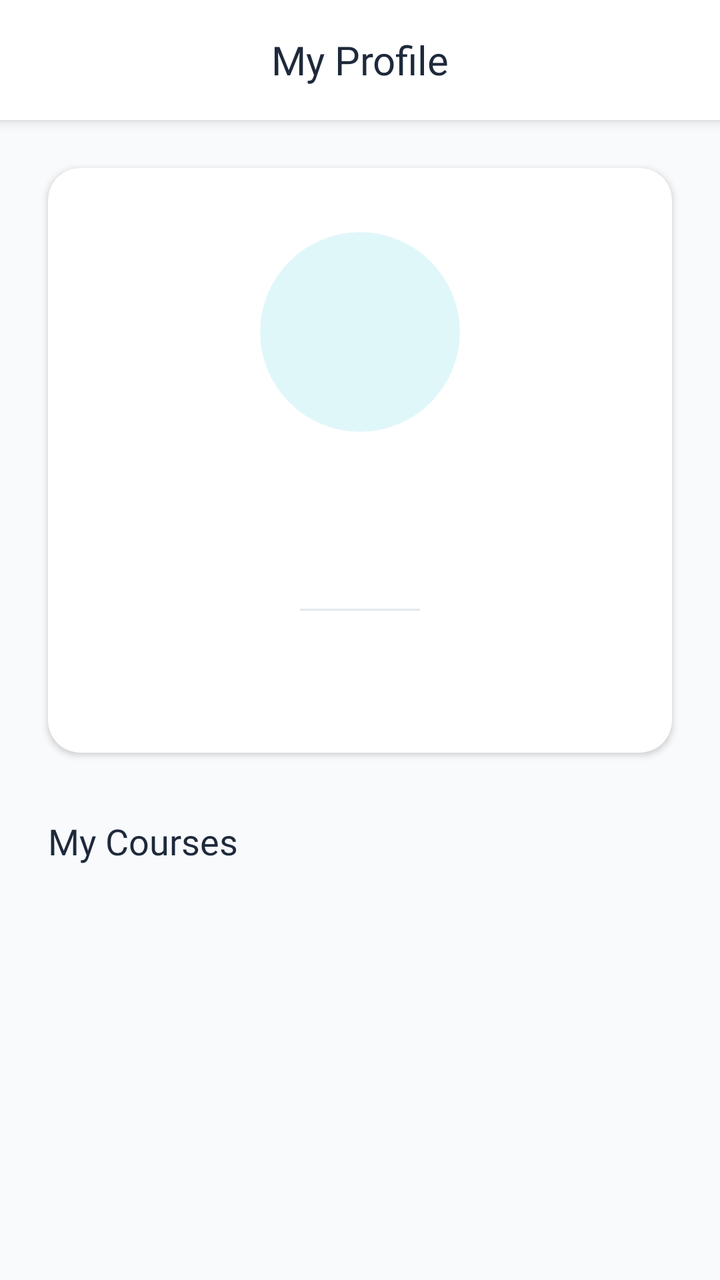
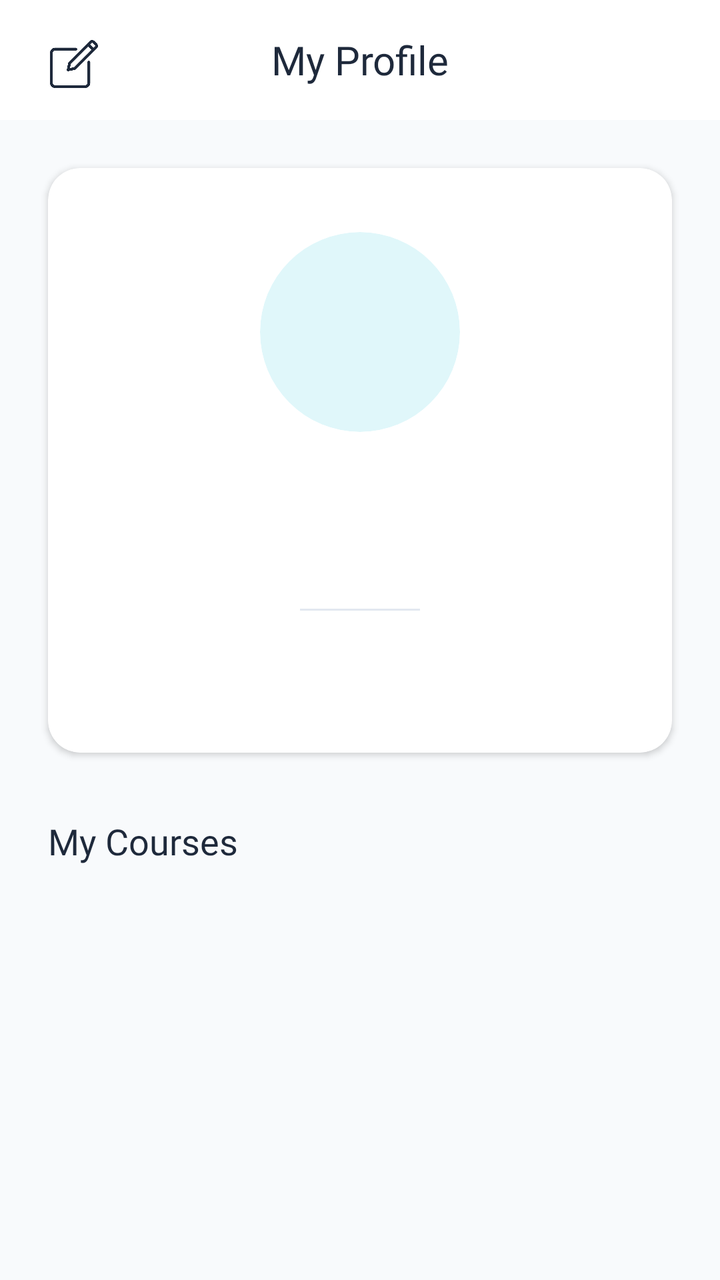

The first picture is an Android layout as it rendered before a commit; the second is the same layout after the commit. The layout source and the unified diff follow.
<!-- AndroidManifest.xml: application theme Theme.StudyShare -->
<!-- res/layout/profile_page.xml -->
<?xml version="1.0" encoding="utf-8"?>
<androidx.constraintlayout.widget.ConstraintLayout
    xmlns:android="http://schemas.android.com/apk/res/android"
    xmlns:app="http://schemas.android.com/apk/res-auto"
    xmlns:tools="http://schemas.android.com/tools"
    android:layout_width="match_parent"
    android:layout_height="match_parent"
    android:background="#F8FAFC">

    <TextView
        android:id="@+id/profileHeaderTv"
        android:layout_width="match_parent"
        android:layout_height="60dp"
        android:background="#FFFFFF"
        android:elevation="4dp"
        android:fontFamily="@font/roboto_bold"
        android:gravity="center"
        android:text="My Profile"
        android:textColor="#1E293B"
        android:textSize="20sp"
        app:layout_constraintTop_toTopOf="parent" />

    <androidx.core.widget.NestedScrollView
        android:layout_width="match_parent"
        android:layout_height="0dp"
        android:clipToPadding="false"
        android:fillViewport="true"
        app:layout_constraintBottom_toBottomOf="parent"
        app:layout_constraintTop_toBottomOf="@+id/profileHeaderTv">

        <LinearLayout
            android:layout_width="match_parent"
            android:layout_height="wrap_content"
            android:orientation="vertical"
            android:paddingBottom="40dp">

            <androidx.cardview.widget.CardView
                android:id="@+id/profileCard"
                android:layout_width="match_parent"
                android:layout_height="wrap_content"
                android:layout_marginStart="24dp"
                android:layout_marginTop="24dp"
                android:layout_marginEnd="24dp"
                app:cardBackgroundColor="#FFFFFF"
                app:cardCornerRadius="16dp"
                app:cardElevation="2dp">

                <LinearLayout
                    android:layout_width="match_parent"
                    android:layout_height="wrap_content"
                    android:gravity="center"
                    android:orientation="vertical"
                    android:padding="32dp">

                    <androidx.cardview.widget.CardView
                        android:layout_width="100dp"
                        android:layout_height="100dp"
                        app:cardBackgroundColor="#E0F7FA"
                        app:cardCornerRadius="50dp"
                        app:cardElevation="0dp">

                        <TextView
                            android:id="@+id/profileInitialsTv"
                            android:layout_width="match_parent"
                            android:layout_height="match_parent"
                            android:fontFamily="@font/roboto_bold"
                            android:gravity="center"
                            android:text=""
                            android:textColor="#0891B2"
                            android:textSize="32sp" />
                    </androidx.cardview.widget.CardView>

                    <TextView
                        android:id="@+id/profileNameTv"
                        android:layout_width="wrap_content"
                        android:layout_height="wrap_content"
                        android:layout_marginTop="16dp"
                        android:fontFamily="@font/roboto_bold"
                        android:text=""
                        android:textColor="#1E293B"
                        android:textSize="22sp" />

                    <TextView
                        android:id="@+id/profileDescriptionTv"
                        android:layout_width="wrap_content"
                        android:layout_height="wrap_content"
                        android:layout_marginTop="4dp"
                        android:fontFamily="@font/roboto_medium"
                        android:text=""
                        android:textColor="#0891B2"
                        android:textSize="14sp" />

                    <View
                        android:layout_width="60dp"
                        android:layout_height="1dp"
                        android:layout_marginTop="20dp"
                        android:layout_marginBottom="20dp"
                        android:background="#E2E8F0" />

                    <TextView
                        android:id="@+id/profileBioTv"
                        android:layout_width="match_parent"
                        android:layout_height="wrap_content"
                        android:fontFamily="@font/roboto"
                        android:gravity="center"
                        android:lineSpacingExtra="4dp"
                        android:text=""
                        android:textColor="#64748B"
                        android:textSize="14sp" />

                </LinearLayout>
            </androidx.cardview.widget.CardView>

            <TextView
                android:id="@+id/profileMyCoursesTv"
                android:layout_width="match_parent"
                android:layout_height="wrap_content"
                android:layout_marginStart="24dp"
                android:layout_marginTop="32dp"
                android:layout_marginEnd="24dp"
                android:fontFamily="@font/roboto_bold"
                android:text="My Courses"
                android:textColor="#1E293B"
                android:textSize="18sp" />

            <androidx.recyclerview.widget.RecyclerView
                android:id="@+id/profileCoursesRecyclerView"
                android:layout_width="match_parent"
                android:layout_height="wrap_content"
                android:layout_marginTop="16dp"
                android:clipToPadding="false"
                android:nestedScrollingEnabled="false"
                android:paddingStart="16dp"
                android:paddingEnd="16dp"
                tools:itemCount="3"
                tools:listitem="@android:layout/simple_list_item_1" />

        </LinearLayout>
    </androidx.core.widget.NestedScrollView>

</androidx.constraintlayout.widget.ConstraintLayout>
<!-- resources referenced by this layout -->
<resources>
  <style name="Theme.StudyShare" parent="Base.Theme.StudyShare" />
  <style name="Base.Theme.StudyShare" parent="Theme.Material3.DayNight.NoActionBar">
          
          
      </style>
</resources>

<!-- the commit's change to res/layout/profile_page.xml (unified diff, before → after) -->
@@ -5,19 +5,32 @@
     xmlns:tools="http://schemas.android.com/tools"
     android:layout_width="match_parent"
     android:layout_height="match_parent"
-    android:background="#F8FAFC">
+    android:background="#FFFFFF">
+
+    <ImageView
+        android:id="@+id/editBtn"
+        android:layout_width="24dp"
+        android:layout_height="24dp"
+        android:layout_marginStart="25dp"
+        android:layout_marginTop="20dp"
+        app:layout_constraintStart_toStartOf="parent"
+        app:layout_constraintTop_toTopOf="parent"
+        app:srcCompat="@drawable/editing"
+        app:tint="#1E293B" />
 
     <TextView
         android:id="@+id/profileHeaderTv"
-        android:layout_width="match_parent"
+        android:layout_width="wrap_content"
         android:layout_height="60dp"
-        android:background="#FFFFFF"
         android:elevation="4dp"
         android:fontFamily="@font/roboto_bold"
+        android:foregroundGravity="center"
         android:gravity="center"
         android:text="My Profile"
         android:textColor="#1E293B"
         android:textSize="20sp"
+        app:layout_constraintEnd_toEndOf="parent"
+        app:layout_constraintStart_toStartOf="parent"
         app:layout_constraintTop_toTopOf="parent" />
 
     <androidx.core.widget.NestedScrollView
@@ -31,6 +44,7 @@
         <LinearLayout
             android:layout_width="match_parent"
             android:layout_height="wrap_content"
+            android:background="#F8FAFC"
             android:orientation="vertical"
             android:paddingBottom="40dp">
 
<!-- resource entries referenced after the edit -->
@@ -1,5 +1,6 @@
 <!-- resources referenced by this layout -->
 <resources>
+  <!-- drawable editing: png bitmap (drawable, 7896 bytes) -->
   <style name="Theme.StudyShare" parent="Base.Theme.StudyShare" />
   <style name="Base.Theme.StudyShare" parent="Theme.Material3.DayNight.NoActionBar">
           
